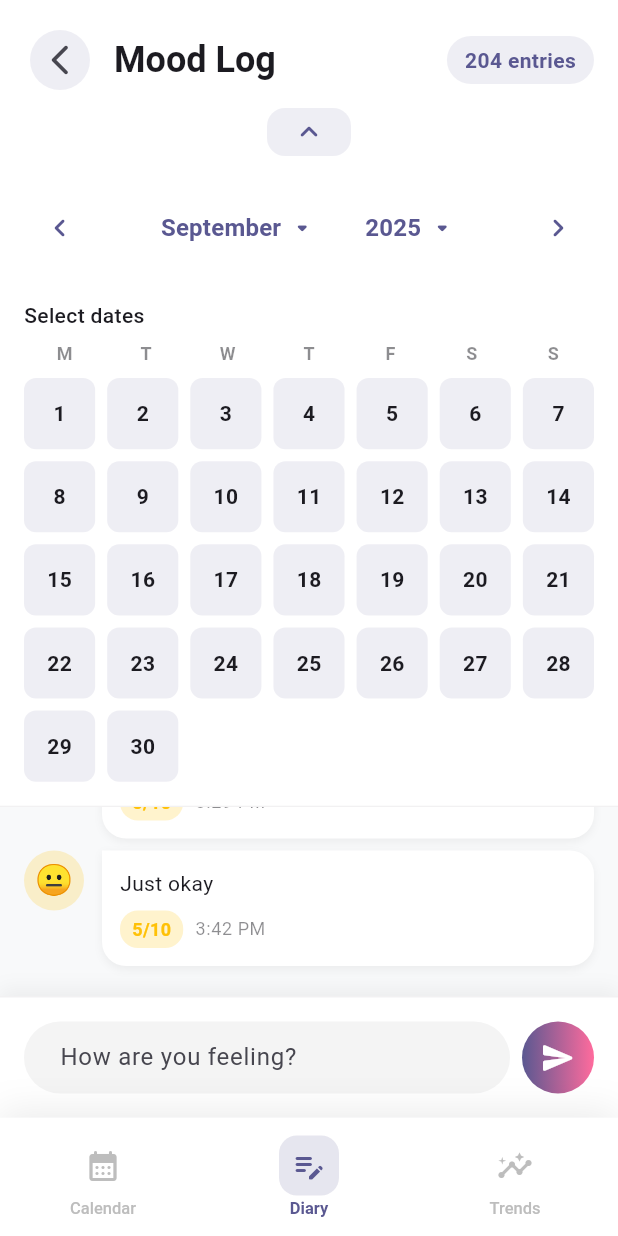
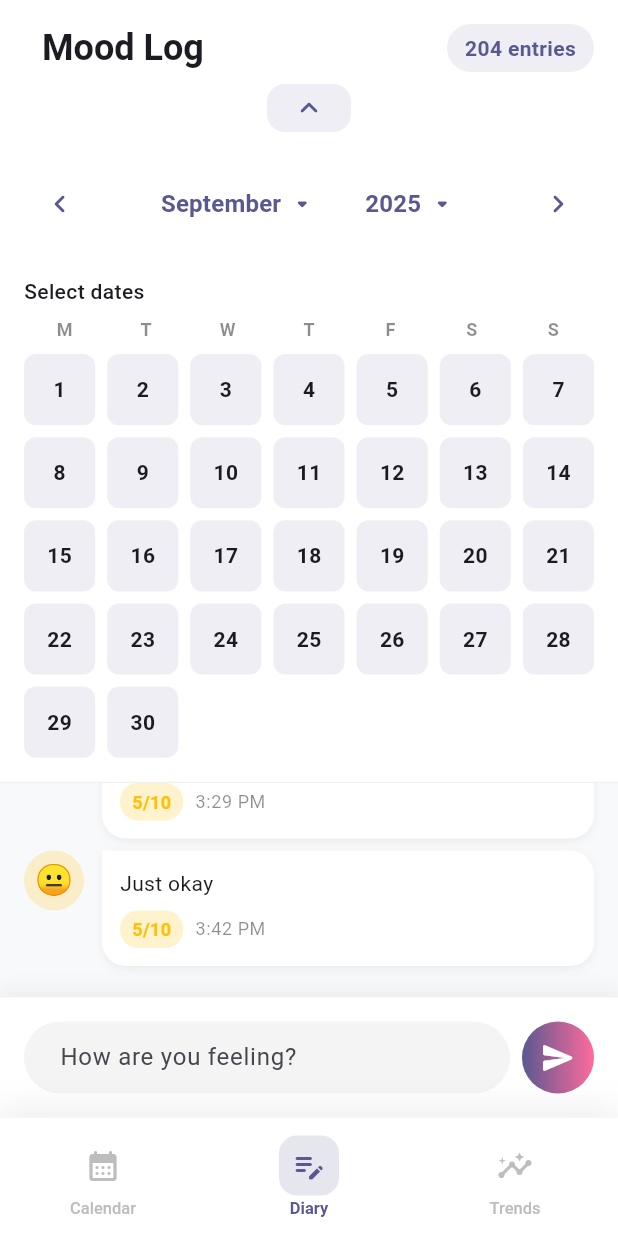
Before and after one commit to WedrownyElite/SelfSync, a Flutter app: the screen it shows after launch, after a tap on the "keyboard arrow down" icon, after a tap on the "chevron left" icon, on a phone screen of 412 x 824 dp. Run offline on Flutter 3.47's test engine with Material 3 defaults, Android fonts, the phone set to English and light mode, and no system bars; our stand-ins replace shared_preferences.

Commit message:
Removed mood_log_screen.dart back button, no more home screen

```diff
--- a/selfsync/lib/screens/mood_log_screen.dart
+++ b/selfsync/lib/screens/mood_log_screen.dart
@@ -522,13 +522,6 @@ class _MoodLogScreenState extends State<MoodLogScreen>
               children: [
                 Row(
                   children: [
-                    IconButton(
-                      onPressed: () => Navigator.of(context).pop(),
-                      icon: const Icon(Icons.arrow_back_ios_new_rounded),
-                      style: IconButton.styleFrom(
-                        backgroundColor: theme.colorScheme.primary.withValues(alpha: 0.1),
-                      ),
-                    ),
                     const SizedBox(width: 12),
                     Text(
                       'Mood Log',
```
